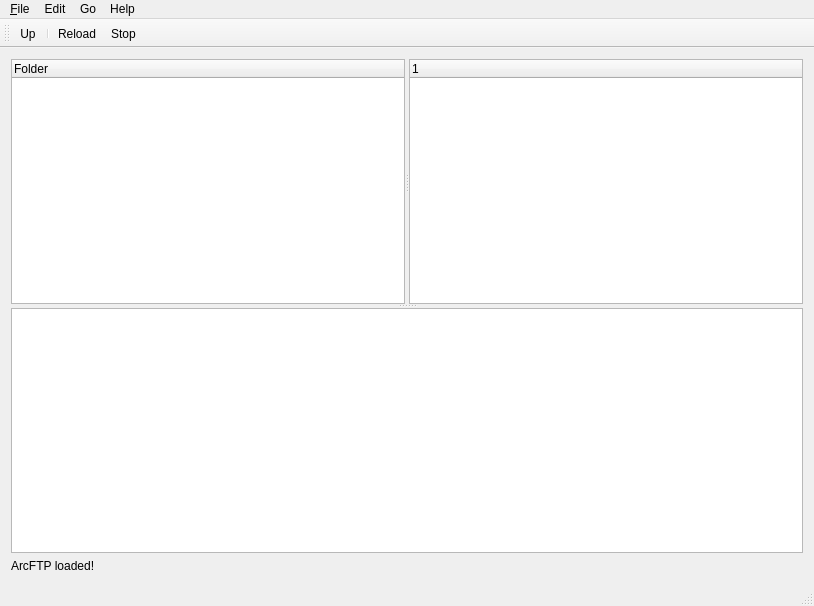
Qt form src/arcstorage-ui/mainwindow.ui (jonaslindemann/arc-gui-clients) before a commit.
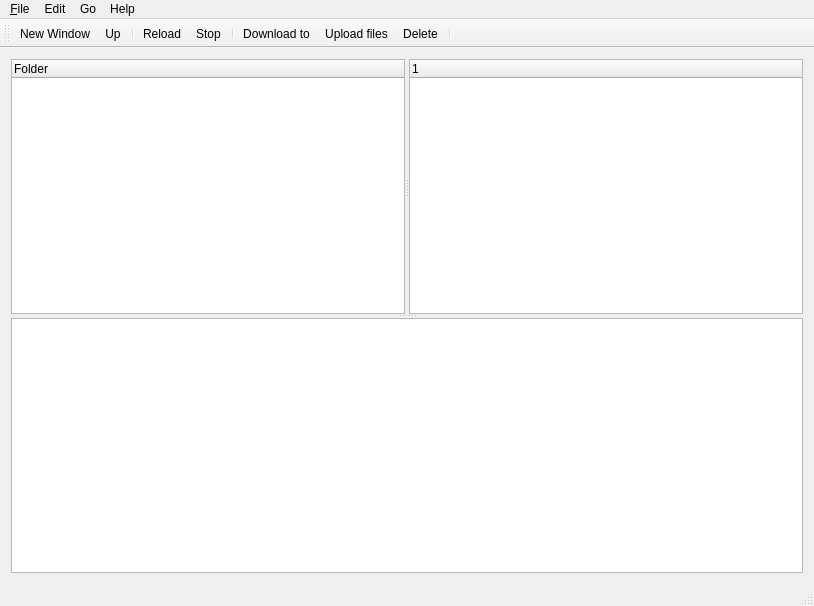
The same form after that commit. Custom widgets are drawn as their Qt base class.

Commit message: Work on drag and drop + multiple window support in arcstorage-ui.

The edit to the form file:
```diff
--- a/src/arcstorage-ui/mainwindow.ui
+++ b/src/arcstorage-ui/mainwindow.ui
@@ -157,19 +157,6 @@
       </widget>
      </widget>
     </item>
-    <item>
-     <widget class="QLabel" name="statusLabel">
-      <property name="sizePolicy">
-       <sizepolicy hsizetype="Preferred" vsizetype="Fixed">
-        <horstretch>0</horstretch>
-        <verstretch>0</verstretch>
-       </sizepolicy>
-      </property>
-      <property name="text">
-       <string>ArcFTP loaded!</string>
-      </property>
-     </widget>
-    </item>
    </layout>
   </widget>
   <widget class="QMenuBar" name="menuBar">
@@ -228,10 +215,16 @@
    <attribute name="toolBarBreak">
     <bool>false</bool>
    </attribute>
+   <addaction name="actionNewWindow"/>
    <addaction name="actionUp"/>
    <addaction name="separator"/>
    <addaction name="actionReload"/>
    <addaction name="actionStop"/>
+   <addaction name="separator"/>
+   <addaction name="actionCopyTo"/>
+   <addaction name="actionUploadFiles"/>
+   <addaction name="actionDelete"/>
+   <addaction name="separator"/>
   </widget>
   <widget class="QStatusBar" name="statusBar"/>
   <action name="actionQuit">
@@ -318,6 +311,33 @@
     <bool>true</bool>
    </property>
   </action>
+  <action name="actionNewWindow">
+   <property name="text">
+    <string>New Window</string>
+   </property>
+   <property name="toolTip">
+    <string>Create a new file browser</string>
+   </property>
+   <property name="shortcut">
+    <string>Ctrl+N</string>
+   </property>
+  </action>
+  <action name="actionCopyTo">
+   <property name="text">
+    <string>Download to...</string>
+   </property>
+   <property name="toolTip">
+    <string>Download selected files</string>
+   </property>
+  </action>
+  <action name="actionUploadFiles">
+   <property name="text">
+    <string>Upload files...</string>
+   </property>
+   <property name="toolTip">
+    <string>Upload files</string>
+   </property>
+  </action>
  </widget>
  <layoutdefault spacing="6" margin="11"/>
  <customwidgets>
```
Left out of the diff: 7 changed lines with no effect on the pictures. The commit also changes 7 other files.
